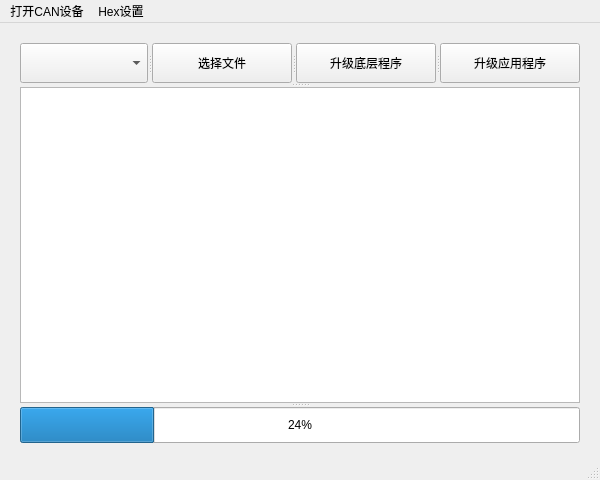
Qt form mainwindow.ui (mlzmxy/UpgradeFlash) before a commit.
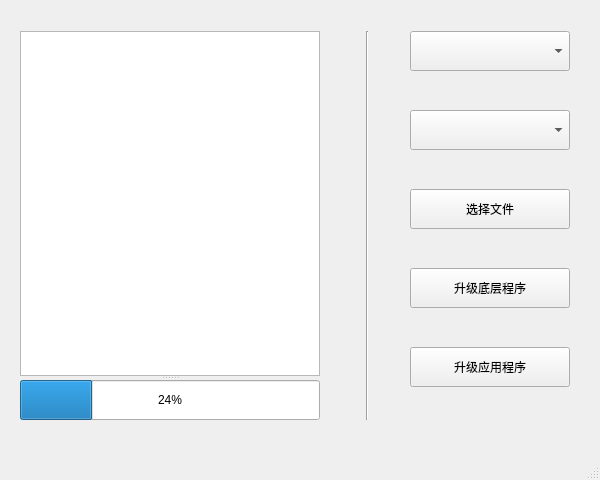
The same form after that commit.

Commit message: 增加can设备选择

Patch:
```diff
--- a/mainwindow.ui
+++ b/mainwindow.ui
@@ -23,41 +23,125 @@
    <property name="maximumSize">
     <size>
      <width>600</width>
-     <height>440</height>
+     <height>460</height>
     </size>
    </property>
-   <widget class="QSplitter" name="splitter_2">
+   <widget class="QWidget" name="">
     <property name="geometry">
      <rect>
       <x>20</x>
       <y>20</y>
-      <width>560</width>
-      <height>400</height>
+      <width>561</width>
+      <height>411</height>
      </rect>
     </property>
-    <property name="minimumSize">
-     <size>
-      <width>560</width>
-      <height>400</height>
-     </size>
-    </property>
-    <property name="maximumSize">
-     <size>
-      <width>560</width>
-      <height>16777215</height>
-     </size>
-    </property>
-    <property name="orientation">
-     <enum>Qt::Vertical</enum>
-    </property>
+    <layout class="QHBoxLayout" name="horizontalLayout">
+     <property name="sizeConstraint">
+      <enum>QLayout::SetDefaultConstraint</enum>
+     </property>
+     <property name="leftMargin">
+      <number>0</number>
+     </property>
+     <item>
     <widget class="QSplitter" name="splitter">
+       <property name="minimumSize">
+        <size>
+         <width>300</width>
+         <height>0</height>
+        </size>
+       </property>
      <property name="orientation">
+        <enum>Qt::Vertical</enum>
+       </property>
+       <widget class="QTextBrowser" name="textBrowser"/>
+       <widget class="QProgressBar" name="progressBar">
+        <property name="maximumSize">
+         <size>
+          <width>560</width>
+          <height>40</height>
+         </size>
+        </property>
+        <property name="value">
+         <number>24</number>
+        </property>
+       </widget>
+      </widget>
+     </item>
+     <item>
+      <spacer name="horizontalSpacer_2">
+       <property name="orientation">
       <enum>Qt::Horizontal</enum>
      </property>
+       <property name="sizeHint" stdset="0">
+        <size>
+         <width>40</width>
+         <height>20</height>
+        </size>
+       </property>
+      </spacer>
+     </item>
+     <item>
+      <widget class="Line" name="line">
+       <property name="orientation">
+        <enum>Qt::Vertical</enum>
+       </property>
+      </widget>
+     </item>
+     <item>
+      <spacer name="horizontalSpacer">
+       <property name="orientation">
+        <enum>Qt::Horizontal</enum>
+       </property>
+       <property name="sizeHint" stdset="0">
+        <size>
+         <width>13</width>
+         <height>20</height>
+        </size>
+       </property>
+      </spacer>
+     </item>
+     <item>
+      <layout class="QVBoxLayout" name="verticalLayout">
+       <item>
+        <widget class="QComboBox" name="comboBoxCan">
+         <property name="minimumSize">
+          <size>
+           <width>160</width>
+           <height>40</height>
+          </size>
+         </property>
+         <property name="maximumSize">
+          <size>
+           <width>160</width>
+           <height>40</height>
+          </size>
+         </property>
+        </widget>
+       </item>
+       <item>
+        <spacer name="verticalSpacer">
+         <property name="orientation">
+          <enum>Qt::Vertical</enum>
+         </property>
+         <property name="sizeHint" stdset="0">
+          <size>
+           <width>20</width>
+           <height>40</height>
+          </size>
+         </property>
+        </spacer>
+       </item>
+       <item>
      <widget class="QComboBox" name="comboBox">
+         <property name="minimumSize">
+          <size>
+           <width>160</width>
+           <height>40</height>
+          </size>
+         </property>
       <property name="maximumSize">
        <size>
-        <width>140</width>
+           <width>160</width>
         <height>40</height>
        </size>
       </property>
@@ -68,10 +152,31 @@
        <number>-1</number>
       </property>
      </widget>
+       </item>
+       <item>
+        <spacer name="verticalSpacer_2">
+         <property name="orientation">
+          <enum>Qt::Vertical</enum>
+         </property>
+         <property name="sizeHint" stdset="0">
+          <size>
+           <width>20</width>
+           <height>40</height>
+          </size>
+         </property>
+        </spacer>
+       </item>
+       <item>
      <widget class="QPushButton" name="select_button">
+         <property name="minimumSize">
+          <size>
+           <width>160</width>
+           <height>40</height>
+          </size>
+         </property>
       <property name="maximumSize">
        <size>
-        <width>140</width>
+           <width>160</width>
         <height>40</height>
        </size>
       </property>
@@ -79,10 +184,31 @@
        <string>选择文件</string>
       </property>
      </widget>
+       </item>
+       <item>
+        <spacer name="verticalSpacer_3">
+         <property name="orientation">
+          <enum>Qt::Vertical</enum>
+         </property>
+         <property name="sizeHint" stdset="0">
+          <size>
+           <width>20</width>
+           <height>40</height>
+          </size>
+         </property>
+        </spacer>
+       </item>
+       <item>
      <widget class="QPushButton" name="upgrade_local_button">
+         <property name="minimumSize">
+          <size>
+           <width>160</width>
+           <height>40</height>
+          </size>
+         </property>
       <property name="maximumSize">
        <size>
-        <width>140</width>
+           <width>160</width>
         <height>40</height>
        </size>
       </property>
@@ -90,10 +216,31 @@
        <string>升级底层程序</string>
       </property>
      </widget>
+       </item>
+       <item>
+        <spacer name="verticalSpacer_4">
+         <property name="orientation">
+          <enum>Qt::Vertical</enum>
+         </property>
+         <property name="sizeHint" stdset="0">
+          <size>
+           <width>20</width>
+           <height>40</height>
+          </size>
+         </property>
+        </spacer>
+       </item>
+       <item>
      <widget class="QPushButton" name="upgrade_button">
+         <property name="minimumSize">
+          <size>
+           <width>160</width>
+           <height>40</height>
+          </size>
+         </property>
       <property name="maximumSize">
        <size>
-        <width>140</width>
+           <width>160</width>
         <height>40</height>
        </size>
       </property>
@@ -101,44 +248,26 @@
        <string>升级应用程序</string>
       </property>
      </widget>
-    </widget>
-    <widget class="QTextBrowser" name="textBrowser"/>
-    <widget class="QProgressBar" name="progressBar">
-     <property name="maximumSize">
+       </item>
+       <item>
+        <spacer name="verticalSpacer_5">
+         <property name="orientation">
+          <enum>Qt::Vertical</enum>
+         </property>
+         <property name="sizeHint" stdset="0">
       <size>
-       <width>560</width>
+           <width>20</width>
        <height>40</height>
       </size>
      </property>
-     <property name="value">
-      <number>24</number>
-     </property>
-    </widget>
+        </spacer>
+       </item>
+      </layout>
+     </item>
+    </layout>
    </widget>
   </widget>
   <widget class="QStatusBar" name="statusBar"/>
-  <widget class="QMenuBar" name="menuBar">
-   <property name="geometry">
-    <rect>
-     <x>0</x>
-     <y>0</y>
-     <width>600</width>
-     <height>26</height>
-    </rect>
-   </property>
-   <widget class="QMenu" name="menu_CAN">
-    <property name="title">
-     <string>打开CAN设备</string>
-    </property>
-   </widget>
-   <widget class="QMenu" name="menu_Hex">
-    <property name="title">
-     <string>Hex设置</string>
-    </property>
-   </widget>
-   <addaction name="menu_CAN"/>
-   <addaction name="menu_Hex"/>
-  </widget>
   <action name="action">
    <property name="text">
     <string>创芯科技</string>
```
Lines whose indentation alone changed are shown as unchanged. The commit also changes 19 other files.
